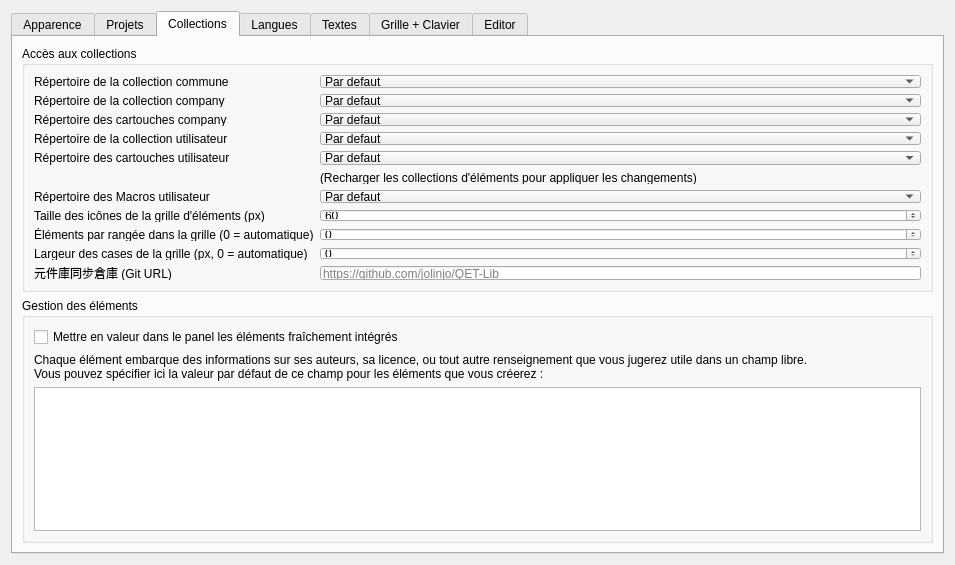
Above: sources/ui/configpage/generalconfigurationpage.ui from jolinjo/QET before the change. Below: the same form after it.
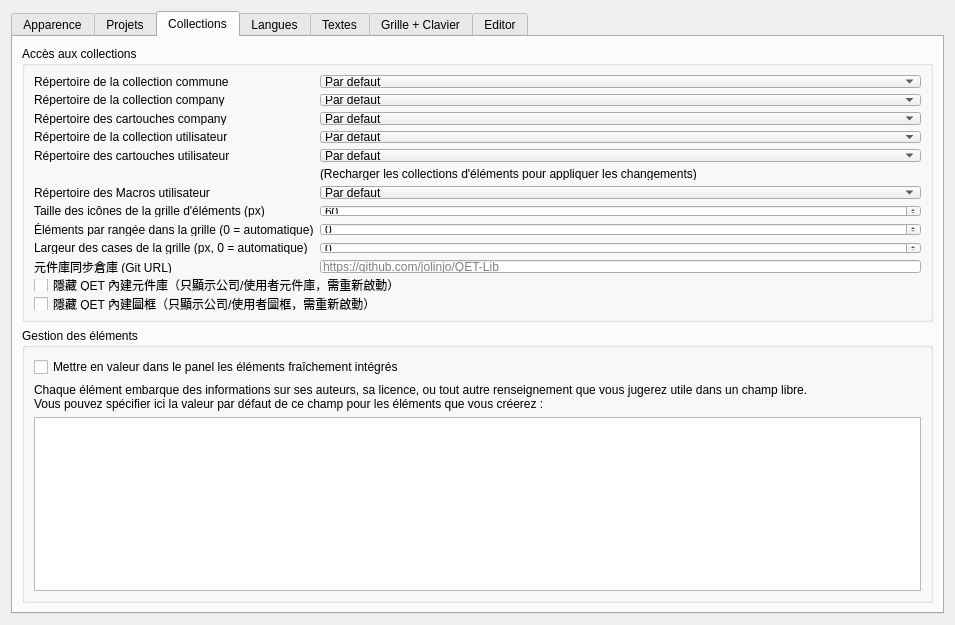
That is the form after the change.

Commit message:
feat: 偏好設定可隱藏 QET 內建元件庫與圖框，版本升至 0.100.72
- 偏好設定 Collections 分頁新增兩個勾選：
  「隱藏 QET 內建元件庫」「隱藏 QET 內建圖框」（設定鍵 collections/hide-common-*）。
- 元件庫：loadCollections 的 common 參數改讀設定（隱藏時不載入 QET 共用集合）。
- 圖框：ElementsPanel::reload 對 common_tbt_collection_item_ 依設定 setHidden。
- 重新啟動後生效（比照語言設定慣例，已於選項文字標註）。

The edit to the form file:
```diff
--- a/sources/ui/configpage/generalconfigurationpage.ui
+++ b/sources/ui/configpage/generalconfigurationpage.ui
@@ -444,6 +444,20 @@
             </property>
            </widget>
           </item>
+          <item row="12" column="0" colspan="2">
+           <widget class="QCheckBox" name="m_hide_common_elements_cb">
+            <property name="text">
+             <string>隱藏 QET 內建元件庫（只顯示公司/使用者元件庫，需重新啟動）</string>
+            </property>
+           </widget>
+          </item>
+          <item row="13" column="0" colspan="2">
+           <widget class="QCheckBox" name="m_hide_common_titleblocks_cb">
+            <property name="text">
+             <string>隱藏 QET 內建圖框（只顯示公司/使用者圖框，需重新啟動）</string>
+            </property>
+           </widget>
+          </item>
          </layout>
         </widget>
        </item>
```
The commit also changes 4 other files.
